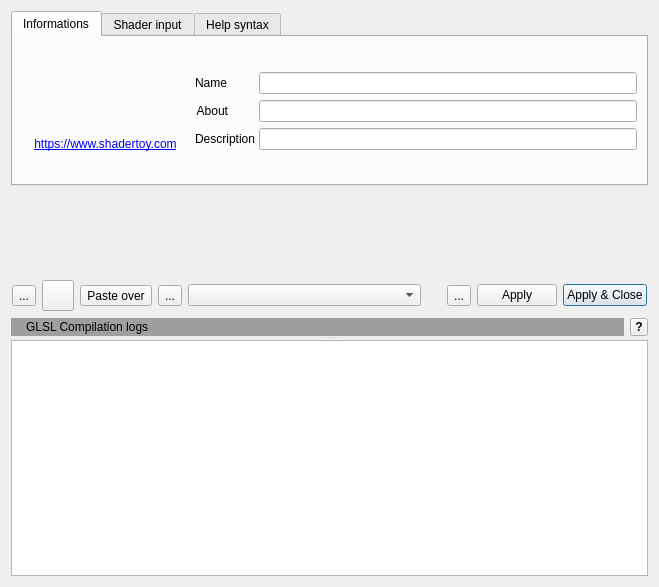
This is src/GLSLCodeEditorWidget.ui in markus-wa/glmixer-mirror as Qt 5 draws it before an edit. The edited form follows.
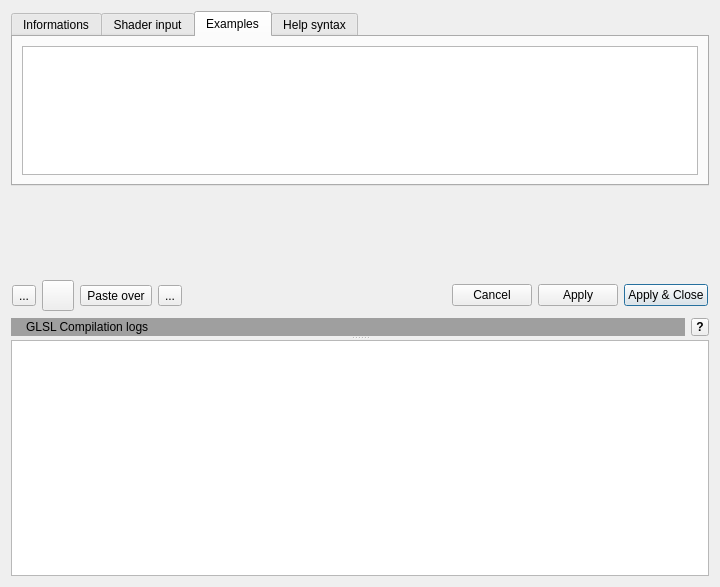
This is the edited form. The open tabs and pages were chosen to show the change. Icons and pictures are not drawn. Custom widgets are drawn as their Qt base class.

Commit message: Implementation of Graphical list of ShaderToy examples in the GLSL code editor. Added several new example effects and procedural graphics generators.

```diff
--- a/src/GLSLCodeEditorWidget.ui
+++ b/src/GLSLCodeEditorWidget.ui
@@ -6,7 +6,7 @@
    <rect>
     <x>0</x>
     <y>0</y>
-    <width>659</width>
+    <width>720</width>
     <height>587</height>
    </rect>
   </property>
@@ -192,6 +192,68 @@
            </item>
           </layout>
          </widget>
+         <widget class="QWidget" name="examples">
+          <attribute name="title">
+           <string>Examples</string>
+          </attribute>
+          <layout class="QHBoxLayout" name="horizontalLayout_7">
+           <item>
+            <widget class="QListWidget" name="examplesList">
+             <property name="editTriggers">
+              <set>QAbstractItemView::NoEditTriggers</set>
+             </property>
+             <property name="showDropIndicator" stdset="0">
+              <bool>false</bool>
+             </property>
+             <property name="dragDropMode">
+              <enum>QAbstractItemView::DragDrop</enum>
+             </property>
+             <property name="defaultDropAction">
+              <enum>Qt::IgnoreAction</enum>
+             </property>
+             <property name="selectionMode">
+              <enum>QAbstractItemView::NoSelection</enum>
+             </property>
+             <property name="iconSize">
+              <size>
+               <width>106</width>
+               <height>60</height>
+              </size>
+             </property>
+             <property name="verticalScrollMode">
+              <enum>QAbstractItemView::ScrollPerPixel</enum>
+             </property>
+             <property name="horizontalScrollMode">
+              <enum>QAbstractItemView::ScrollPerPixel</enum>
+             </property>
+             <property name="flow">
+              <enum>QListView::LeftToRight</enum>
+             </property>
+             <property name="isWrapping" stdset="0">
+              <bool>true</bool>
+             </property>
+             <property name="resizeMode">
+              <enum>QListView::Adjust</enum>
+             </property>
+             <property name="spacing">
+              <number>12</number>
+             </property>
+             <property name="viewMode">
+              <enum>QListView::IconMode</enum>
+             </property>
+             <property name="uniformItemSizes">
+              <bool>true</bool>
+             </property>
+             <property name="wordWrap">
+              <bool>false</bool>
+             </property>
+             <property name="selectionRectVisible">
+              <bool>false</bool>
+             </property>
+            </widget>
+           </item>
+          </layout>
+         </widget>
          <widget class="QWidget" name="helpsyntax">
           <attribute name="title">
            <string>Help syntax</string>
@@ -396,7 +458,10 @@
            <number>1</number>
           </property>
           <item>
-           <widget class="QToolButton" name="reloadButton">
+           <widget class="QToolButton" name="restoreButton">
+            <property name="toolTip">
+             <string>Replace code with default  empty code.</string>
+            </property>
             <property name="text">
              <string>...</string>
             </property>
@@ -456,7 +521,7 @@
            </widget>
           </item>
           <item>
-           <widget class="QToolButton" name="restoreButton">
+           <widget class="QToolButton" name="saveButton">
             <property name="toolTip">
              <string>Replace code  with the default  code of the plugin.</string>
             </property>
@@ -475,39 +540,29 @@
             </property>
            </widget>
           </item>
-          <item>
-           <widget class="QComboBox" name="examplesCombobox">
-            <property name="sizePolicy">
-             <sizepolicy hsizetype="Expanding" vsizetype="Fixed">
-              <horstretch>0</horstretch>
-              <verstretch>0</verstretch>
-             </sizepolicy>
-            </property>
-           </widget>
-          </item>
           <item>
            <spacer name="horizontalSpacer">
             <property name="orientation">
              <enum>Qt::Horizontal</enum>
             </property>
             <property name="sizeType">
-             <enum>QSizePolicy::Preferred</enum>
+             <enum>QSizePolicy::Expanding</enum>
             </property>
             <property name="sizeHint" stdset="0">
              <size>
-              <width>20</width>
-              <height>20</height>
+              <width>0</width>
+              <height>0</height>
              </size>
             </property>
            </spacer>
           </item>
           <item>
-           <widget class="QToolButton" name="saveButton">
+           <widget class="QPushButton" name="reloadButton">
             <property name="toolTip">
              <string>Save code to file</string>
             </property>
             <property name="text">
-             <string>...</string>
+             <string>Cancel</string>
             </property>
             <property name="icon">
              <iconset resource="../icons.qrc">
```
Left out of the diff: 30 changed lines with no effect on the pictures. The commit also changes 24 other files.
